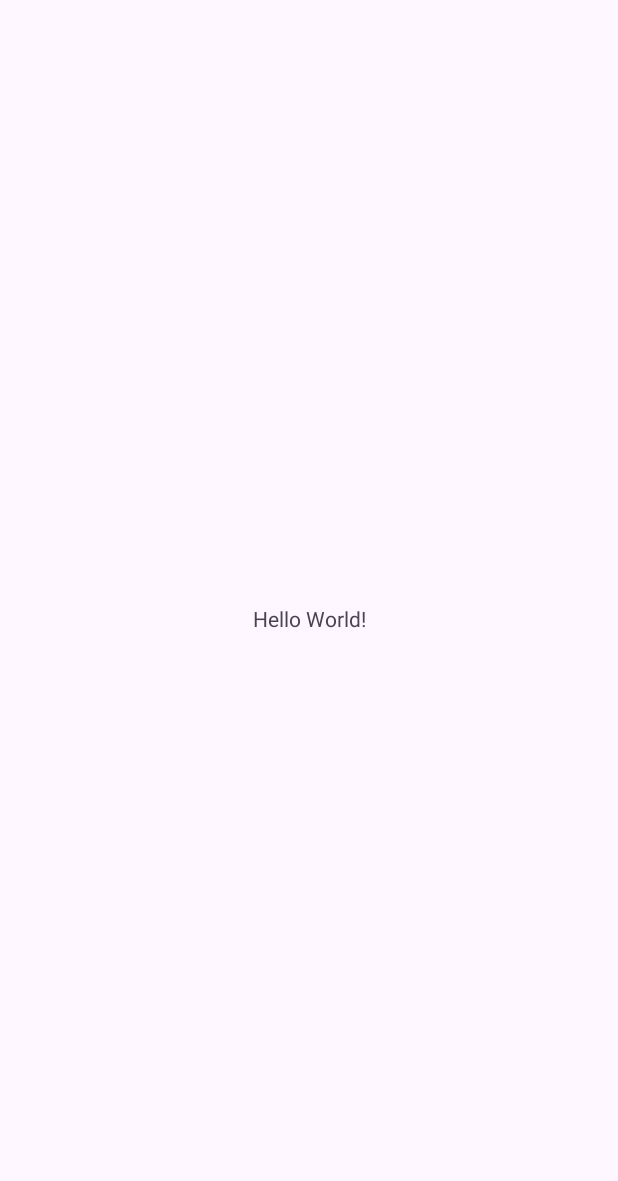
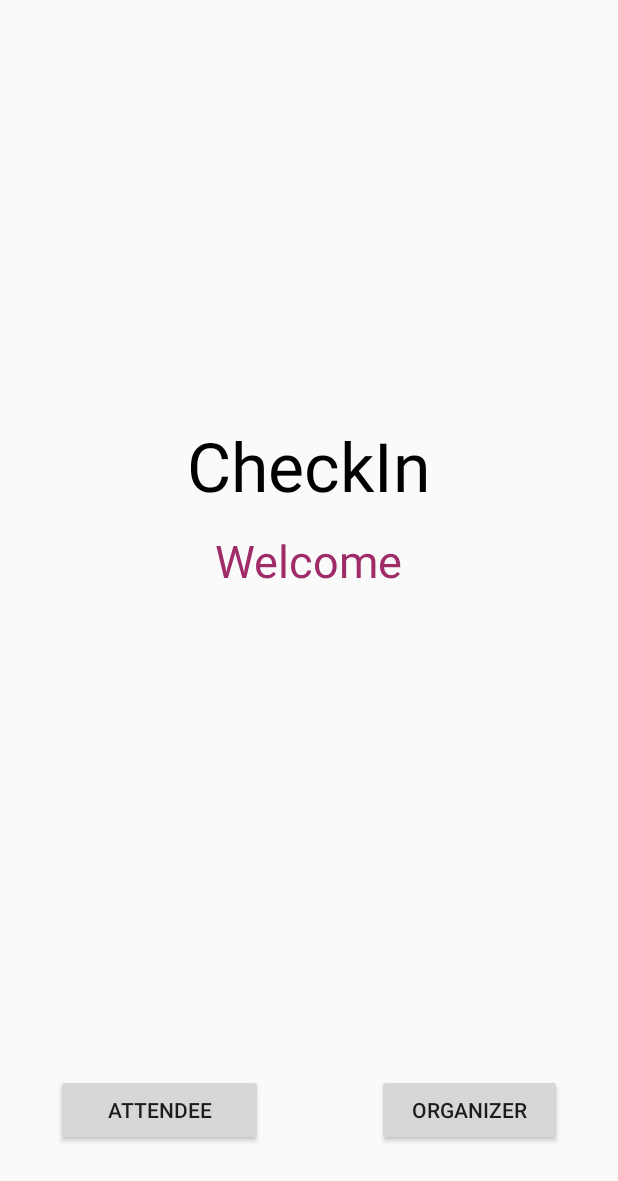
Before and after one commit to CMPUT301W24T23/Checkin, an Android app: the screen it shows after launch (MainActivity), on a phone screen of 412 x 824 dp. Before the commit the part shown is almost empty. Shown: the top 1181 px of the screen. Run offline under Robolectric (Android 15) with nearby library versions, the phone set to English and light mode, and no system bars.

Commit message:
Added Home Page
Added Home Page to Main Activity

```diff
--- a/app/src/main/java/com/example/checkin/MainActivity.java
+++ b/app/src/main/java/com/example/checkin/MainActivity.java
@@ -1,14 +1,46 @@
 package com.example.checkin;
 
 import androidx.appcompat.app.AppCompatActivity;
+import androidx.fragment.app.Fragment;
+import androidx.fragment.app.FragmentManager;
 
+import android.content.Intent;
 import android.os.Bundle;
+import android.view.View;
+import android.widget.Button;
 
 public class MainActivity extends AppCompatActivity {
+
+    Button organizerbutton;
+    Button attendeebutton;
 
     @Override
     protected void onCreate(Bundle savedInstanceState) {
         super.onCreate(savedInstanceState);
         setContentView(R.layout.activity_main);
+
+        organizerbutton = findViewById(R.id.organizerbtn);
+        attendeebutton = findViewById(R.id.attendeebtn);
+
+
+
+        attendeebutton.setOnClickListener(new View.OnClickListener() {
+            @Override
+            public void onClick(View view) {
+                // add new fragment
+
+            }
+        });
+
+        // Move to organizer screen when organizer button is clicked
+        organizerbutton.setOnClickListener(new View.OnClickListener() {
+            @Override
+            public void onClick(View view) {
+                // add new fragment
+
+            }
+        });
+
+
     }
 }
--- a/app/src/main/res/layout/activity_main.xml
+++ b/app/src/main/res/layout/activity_main.xml
@@ -1,18 +1,57 @@
-<?xml version="1.0" encoding="utf-8"?>
-<androidx.constraintlayout.widget.ConstraintLayout xmlns:android="http://schemas.android.com/apk/res/android"
+<RelativeLayout xmlns:android="http://schemas.android.com/apk/res/android"
     xmlns:app="http://schemas.android.com/apk/res-auto"
     xmlns:tools="http://schemas.android.com/tools"
     android:layout_width="match_parent"
     android:layout_height="match_parent"
     tools:context=".MainActivity">
 
+
+    <FrameLayout
+        android:layout_width="match_parent"
+        android:layout_height="0dp"
+        android:id="@+id/fragment_loc"
+        />
+
+    <TextView
+        android:id="@+id/checkin_text"
+        android:layout_width="wrap_content"
+        android:layout_height="wrap_content"
+        android:text="CheckIn"
+        android:layout_centerHorizontal="true"
+        android:layout_marginTop="280dp"
+        android:textColor="@color/black"
+        android:textSize="45dp" />
+
     <TextView
         android:layout_width="wrap_content"
         android:layout_height="wrap_content"
-        android:text="Hello World!"
-        app:layout_constraintBottom_toBottomOf="parent"
-        app:layout_constraintEnd_toEndOf="parent"
-        app:layout_constraintStart_toStartOf="parent"
-        app:layout_constraintTop_toTopOf="parent" />
+        android:layout_alignBottom="@id/checkin_text"
+        android:layout_centerHorizontal="true"
+        android:layout_marginBottom="-53dp"
+        android:textColor="@color/pink"
+        android:text="Welcome"
+        android:textSize="30dp" />
 
-</androidx.constraintlayout.widget.ConstraintLayout>
+    <Button
+        android:id="@+id/attendeebtn"
+        android:layout_width="138dp"
+        android:layout_height="wrap_content"
+        android:layout_alignParentLeft="true"
+        android:layout_alignParentBottom="true"
+        android:layout_marginLeft="37dp"
+        android:layout_marginBottom="60dp"
+        android:text="Attendee" />
+
+    <Button
+        android:id="@+id/organizerbtn"
+        android:layout_width="138dp"
+        android:layout_height="wrap_content"
+        android:layout_alignParentLeft="true"
+        android:layout_alignParentBottom="true"
+        android:layout_marginLeft="251dp"
+        android:layout_marginRight="37dp"
+        android:layout_marginBottom="60dp"
+        android:text="Organizer" />
+
+
+</RelativeLayout>
--- a/app/src/main/res/values/colors.xml
+++ b/app/src/main/res/values/colors.xml
@@ -2,4 +2,7 @@
 <resources>
     <color name="black">#FF000000</color>
     <color name="white">#FFFFFFFF</color>
+    <color name="pink">#9F2B68</color>
+    <color name="teal">#B4E6CB</color>
+    <color name="lightpink">#DBC7CF</color>
 </resources>
--- a/app/src/main/res/values/strings.xml
+++ b/app/src/main/res/values/strings.xml
@@ -1,3 +1,5 @@
 <resources>
     <string name="app_name">Checkin</string>
+    <!-- TODO: Remove or change this placeholder text -->
+    <string name="hello_blank_fragment">Hello blank fragment</string>
 </resources>
--- a/app/src/main/res/values/themes.xml
+++ b/app/src/main/res/values/themes.xml
@@ -1,6 +1,6 @@
 <resources xmlns:tools="http://schemas.android.com/tools">
     <!-- Base application theme. -->
-    <style name="Base.Theme.Checkin" parent="Theme.Material3.DayNight.NoActionBar">
+    <style name="Base.Theme.Checkin" parent="Theme.AppCompat.Light.NoActionBar">
         <!-- Customize your light theme here. -->
         <!-- <item name="colorPrimary">@color/my_light_primary</item> -->
     </style>
```
Also changed, not shown: app/src/main/res/menu/attendeemenu.xml (added, +24 -0 lines), app/src/main/res/menu/organizermenu.xml (added, +24 -0 lines), app/src/main/res/drawable/img_1.png (added), app/src/main/res/drawable/img_2.png (added), app/src/main/res/drawable/img_3.png (added), app/src/main/res/drawable/img_4.png (added), app/src/main/res/drawable/img_5.png (added).
